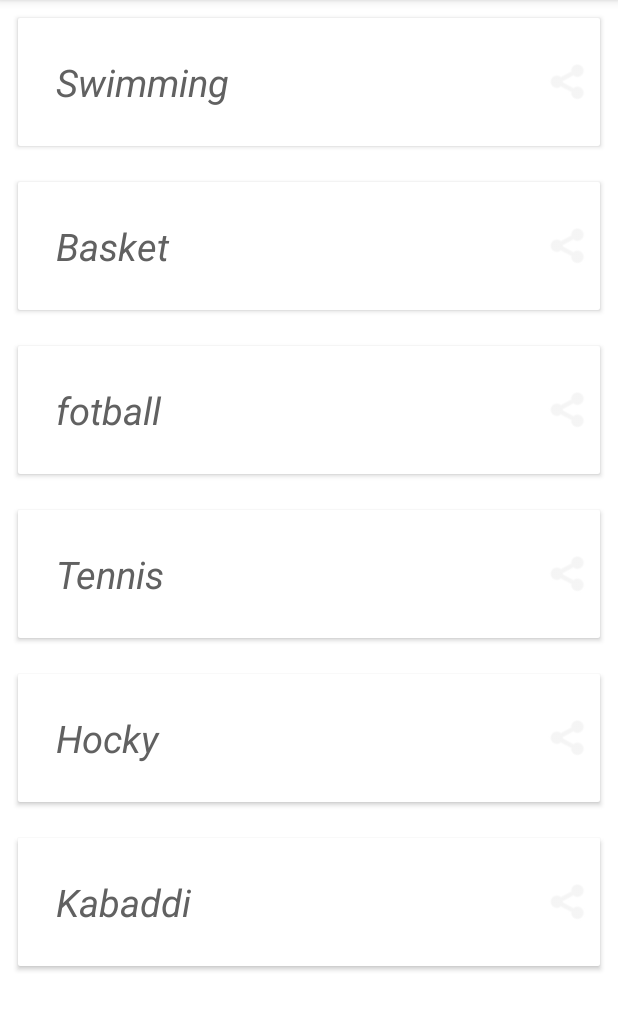
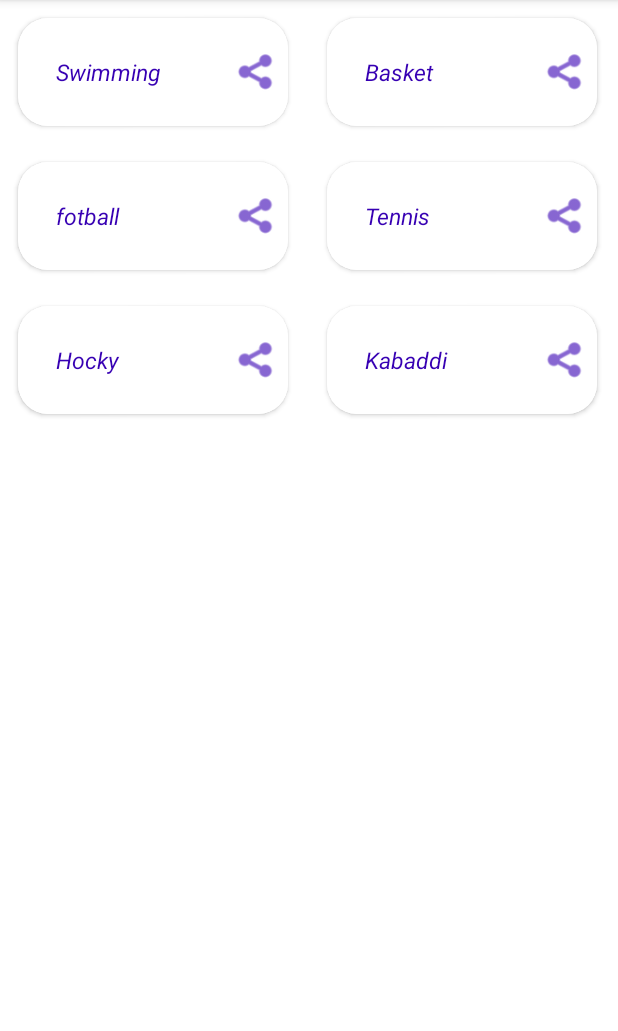
Before and after one commit to Osmanity/MsgShareApp_git, an Android app: the HobbiesActivity screen opened directly, with no data from a screen before it, on a phone screen of 412 x 824 dp, the part 84-1115 px from its top. Run offline under Robolectric (Android 15) with nearby library versions, the phone set to English and light mode, and no system bars.

Commit message:
17nd Section Three, Video five, general modification was made to customise the look of the app

```diff
--- a/app/src/main/java/com/example/msgshareapp_git/HobbiesActivity.kt
+++ b/app/src/main/java/com/example/msgshareapp_git/HobbiesActivity.kt
@@ -2,6 +2,7 @@ package com.example.msgshareapp_git
 
 import androidx.appcompat.app.AppCompatActivity
 import android.os.Bundle
+import androidx.recyclerview.widget.GridLayoutManager
 import androidx.recyclerview.widget.LinearLayoutManager
 import kotlinx.android.synthetic.main.activity_hobbies.*
 
@@ -10,8 +11,10 @@ class HobbiesActivity : AppCompatActivity() {
         super.onCreate(savedInstanceState)
         setContentView(R.layout.activity_hobbies)
         //Step1
-        val layoutManager =LinearLayoutManager(this)
-        layoutManager.orientation = LinearLayoutManager.VERTICAL
+        //val layoutManager =LinearLayoutManager(this)
+        //layoutManager.orientation = LinearLayoutManager.VERTICAL
+        val layoutManager = GridLayoutManager(this,2)
+        layoutManager.orientation = GridLayoutManager.VERTICAL
 
         //Step2
         val adapter = HobbiesAdapter(this, Supplier.hobbies)
--- a/app/src/main/res/layout/list_item.xml
+++ b/app/src/main/res/layout/list_item.xml
@@ -1,10 +1,11 @@
 <?xml version="1.0" encoding="utf-8"?>
 <androidx.cardview.widget.CardView xmlns:android="http://schemas.android.com/apk/res/android"
     xmlns:app="http://schemas.android.com/apk/res-auto"
-    android:layout_width="match_parent"
+    android:layout_width="180dp"
     android:layout_height="wrap_content"
     xmlns:card_view="http://schemas.android.com/tools"
-    card_view:cardCornerRadius="20dp"
+    card_view:cardCornerRadius="50dp"
+    app:cardCornerRadius="20dp"
     android:layout_margin="12dp"
     >
 
@@ -23,8 +24,8 @@
             android:layout_margin="20dp"
             android:layout_weight="1"
             android:text="Title"
-            android:textColor="#616161"
-            android:textSize="25sp"
+            android:textColor="@color/purple_700"
+            android:textSize="15sp"
             android:textStyle="italic"
             />
 
@@ -34,7 +35,7 @@
             android:layout_height="match_parent"
             android:layout_gravity="center"
             android:src="@android:drawable/ic_menu_share"
-            app:tint="#eeeeee" />
+            app:tint="@color/purple_700" />
 
     </LinearLayout>
 
```
